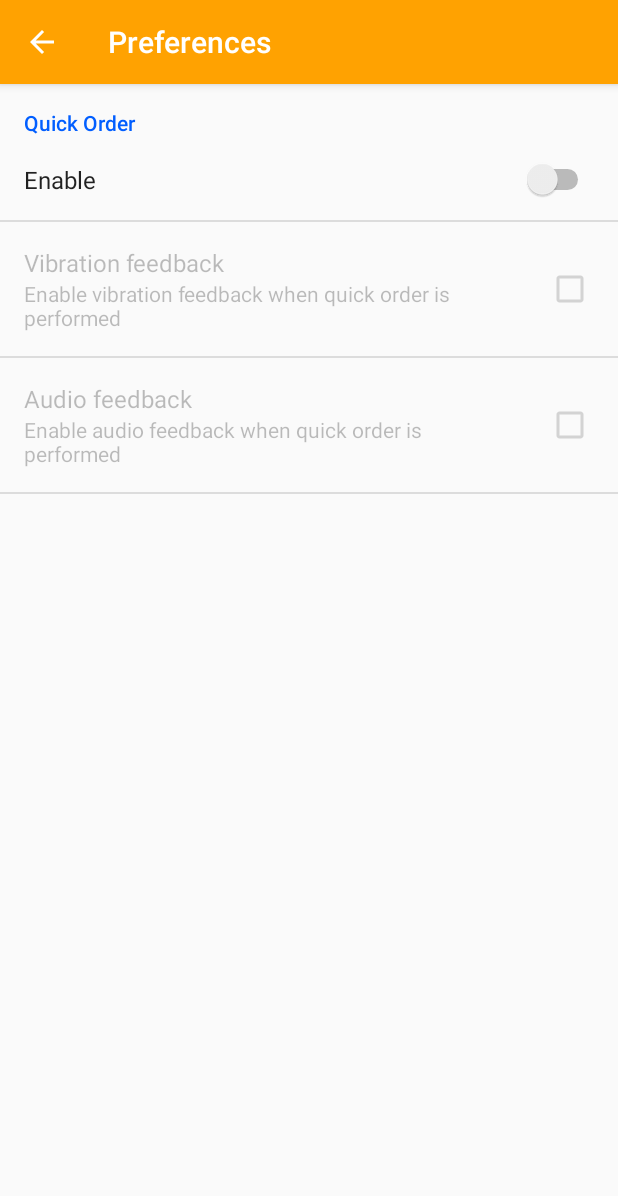
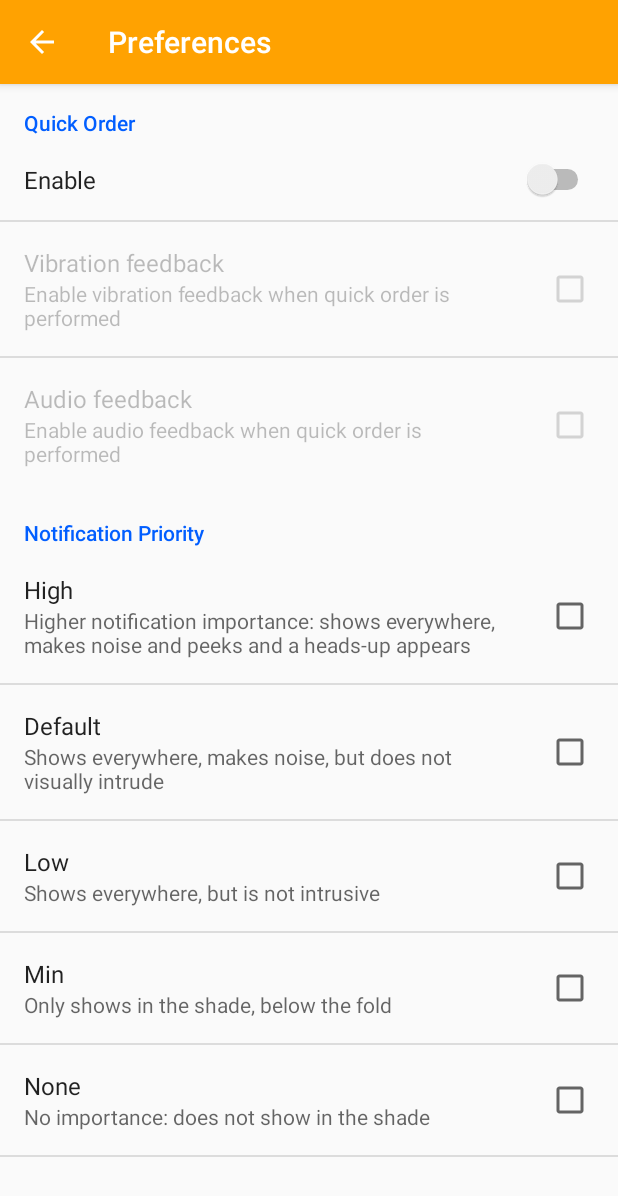
Before and after one commit to mcgo-ihm/android-native, an Android app: the screen it shows after launch (UserSettingsActivity), after a tap on "Preferences", on a phone screen of 412 x 824 dp. Shown: the top 1196 px of the screen. Run offline under Robolectric (Android 15) with nearby library versions, the phone set to English and light mode, and no system bars; pictures from the network do not load.

Commit message:
Notification preferences

```diff
--- a/McGo/app/src/main/AndroidManifest.xml
+++ b/McGo/app/src/main/AndroidManifest.xml
@@ -88,6 +88,12 @@
                 android:name="android.support.PARENT_ACTIVITY"
                 android:value=".items.ItemsActivity" />
         </activity>
+        <activity
+            android:name=".notification.NotificationActivity"
+            android:excludeFromRecents="true"
+            android:taskAffinity="">
+
+        </activity>
     </application>
 
 </manifest>
--- a/McGo/app/src/main/java/fr/polytech/si5/mcgo/QuickOrderPropertyActivity.java
+++ b/McGo/app/src/main/java/fr/polytech/si5/mcgo/QuickOrderPropertyActivity.java
@@ -15,8 +15,8 @@ import android.support.design.widget.Snackbar;
 import android.support.v7.app.AppCompatActivity;
 import android.view.ViewGroup;
 
-import fr.polytech.si5.mcgo.data.Sensors;
-import fr.polytech.si5.mcgo.data.UserSettings;
+import fr.polytech.si5.mcgo.data.Constants.Sensors;
+import fr.polytech.si5.mcgo.data.Constants.UserSettings;
 import fr.polytech.si5.mcgo.data.local.ItemsDataSource;
 import fr.polytech.si5.mcgo.sensors.ShakeDetector;
 
--- a/McGo/app/src/main/java/fr/polytech/si5/mcgo/data/UserSettings.java
+++ /dev/null
@@ -1,10 +0,0 @@
-package fr.polytech.si5.mcgo.data;
-
-public interface UserSettings {
-
-    String USER_PREFERENCES = "Preferences";
-    String QUICK_ORDER_ENABLE = "quickOrderEnable";
-    String QUICK_ORDER_VIBRATION_FEEDBACK = "quickOrderVibrationFeedback";
-    String QUICK_ORDER_AUDIO_FEEDBACK = "quickOrderAudioFeedback";
-
-}
--- a/McGo/app/src/main/java/fr/polytech/si5/mcgo/data/local/DataSource.java
+++ b/McGo/app/src/main/java/fr/polytech/si5/mcgo/data/local/DataSource.java
@@ -29,5 +29,4 @@ public final class DataSource {
         RESTAURANT_5.setLatitude(43.6184772);
         RESTAURANT_5.setLongitude(7.0756282);
     }
-
 }
--- a/McGo/app/src/main/java/fr/polytech/si5/mcgo/settings/UserSettingsFragment.java
+++ b/McGo/app/src/main/java/fr/polytech/si5/mcgo/settings/UserSettingsFragment.java
@@ -5,24 +5,61 @@ import android.content.Context;
 import android.content.SharedPreferences;
 import android.os.Bundle;
 import android.preference.CheckBoxPreference;
+import android.preference.Preference;
 import android.preference.PreferenceFragment;
 import android.preference.SwitchPreference;
 import android.support.v7.widget.Toolbar;
 import android.view.MenuItem;
 
+import java.util.ArrayList;
+import java.util.List;
+
 import fr.polytech.si5.mcgo.R;
-import fr.polytech.si5.mcgo.data.UserSettings;
+import fr.polytech.si5.mcgo.data.Constants.UserSettings;
 
 public class UserSettingsFragment extends PreferenceFragment {
 
     private SharedPreferences prefs;
     private Activity activity;
+    private List<CheckBoxPreference> checkBoxPreferences;
+    private Preference.OnPreferenceClickListener clickListener;
+    private Preference.OnPreferenceChangeListener changeListener;
+    //private ListPreference mNotificationPrioritiesListPreference;
 
     @Override
     public void onCreate(Bundle savedInstanceState) {
         super.onCreate(savedInstanceState);
-        int xmlId = R.xml.user_settings_preferences;
-        addPreferencesFromResource(xmlId);
+        int xmlPref = R.xml.user_settings_preferences;
+        addPreferencesFromResource(xmlPref);
+        //mNotificationPrioritiesListPreference = (ListPreference) getPreferenceScreen().findPreference(UserSettings.NOTIFICATION_PRIORITY_LIST_KEY);
+        checkBoxPreferences = new ArrayList<>();
+
+        clickListener = new Preference.OnPreferenceClickListener() {
+            @Override
+            public boolean onPreferenceClick(Preference preference) {
+                for (CheckBoxPreference cbp : checkBoxPreferences) {
+                    if (!cbp.getKey().equals(preference.getKey()) && cbp.isChecked()) {
+                        cbp.setChecked(false);
+                    }
+
+                    if (cbp.getKey().equals(preference.getKey()) && !cbp.isChecked()) {
+                        cbp.setChecked(true);
+                    }
+                }
+                return true;
+            }
+        };
+
+        changeListener = new Preference.OnPreferenceChangeListener() {
+            @Override
+            public boolean onPreferenceChange(Preference preference, Object newValue) {
+                if ((Boolean) newValue) {
+                    prefs.edit().putString(UserSettings.NOTIFICATION_PRIORITY_VALUE, preference.getKey()).apply();
+                }
+
+                return true;
+            }
+        };
     }
 
     @Override
@@ -35,7 +72,7 @@ public class UserSettingsFragment extends PreferenceFragment {
 
     private void setTitle() {
         String title = getString(R.string.preferences_activity_label);
-        Toolbar toolbar = ((Toolbar) getActivity().findViewById(R.id.toolbar));
+        Toolbar toolbar = getActivity().findViewById(R.id.toolbar);
 
         if (toolbar != null) {
             toolbar.setTitle(title);
@@ -58,7 +95,6 @@ public class UserSettingsFragment extends PreferenceFragment {
 
         // Quick Order enable
         final SwitchPreference quickOrderSwitchPreference = (SwitchPreference) findPreference("main");
-
         if (quickOrderSwitchPreference != null) {
             quickOrderSwitchPreference.setOnPreferenceChangeListener((preference, newValue) -> {
                 prefs.edit().putBoolean(UserSettings.QUICK_ORDER_ENABLE, (Boolean) newValue).apply();
@@ -83,5 +119,26 @@ public class UserSettingsFragment extends PreferenceFragment {
                 return true;
             });
         }
+
+        // Notification Priorities
+
+        final CheckBoxPreference highPriority = (CheckBoxPreference) findPreference("High");
+        final CheckBoxPreference defaultPriority = (CheckBoxPreference) findPreference("Default");
+        final CheckBoxPreference lowPriority = (CheckBoxPreference) findPreference("Low");
+        final CheckBoxPreference minPriority = (CheckBoxPreference) findPreference("Min");
+        final CheckBoxPreference nonePriority = (CheckBoxPreference) findPreference("None");
+
+        if (checkBoxPreferences.isEmpty()) {
+            checkBoxPreferences.add(highPriority);
+            checkBoxPreferences.add(defaultPriority);
+            checkBoxPreferences.add(lowPriority);
+            checkBoxPreferences.add(minPriority);
+            checkBoxPreferences.add(nonePriority);
+        }
+
+        for (CheckBoxPreference cbp : checkBoxPreferences) {
+            cbp.setOnPreferenceChangeListener(changeListener);
+            cbp.setOnPreferenceClickListener(clickListener);
+        }
     }
 }
--- /dev/null
+++ b/McGo/app/src/main/res/values/arrays.xml
@@ -0,0 +1,20 @@
+<?xml version="1.0" encoding="utf-8"?>
+<resources>
+
+    <string-array name="notification_priorities">notification_priorities_values
+        <item>@string/preferences_notification_high_priority_title</item>
+        <item>@string/preferences_notification_default_priority_title</item>
+        <item>@string/preferences_notification_low_priority_title</item>
+        <item>@string/preferences_notification_min_priority_title</item>
+        <item>@string/preferences_notification_none_priority_title</item>
+    </string-array>
+
+    <string-array name="notification_priorities_values">
+        <item>@string/preferences_notification_high_priority_summary</item>
+        <item>@string/preferences_notification_default_priority_summary</item>
+        <item>@string/preferences_notification_low_priority_summary</item>
+        <item>@string/preferences_notification_min_priority_summary</item>
+        <item>@string/preferences_notification_none_priority_summary</item>
+    </string-array>
+
+</resources>
--- a/McGo/app/src/main/res/values/strings.xml
+++ b/McGo/app/src/main/res/values/strings.xml
@@ -49,6 +49,18 @@
     <string name="preferences_quick_order_main_first_dependant_summary">Enable vibration feedback when quick order is performed</string>
     <string name="preferences_quick_order_main_second_dependant_title">Audio feedback</string>
     <string name="preferences_quick_order_main_second_dependant_summary">Enable audio feedback when quick order is performed</string>
+    <string name="preferences_notification_priority_title">Notification Priority</string>
+    <string name="preferences_notification_priority_summary">Change the notification priority according to your preferences</string>
+    <string name="preferences_notification_high_priority_title">High</string>
+    <string name="preferences_notification_high_priority_summary">Higher notification importance: shows everywhere, makes noise and peeks and a heads-up appears</string>
+    <string name="preferences_notification_default_priority_title">Default</string>
+    <string name="preferences_notification_default_priority_summary">Shows everywhere, makes noise, but does not visually intrude</string>
+    <string name="preferences_notification_low_priority_title">Low</string>
+    <string name="preferences_notification_low_priority_summary">Shows everywhere, but is not intrusive</string>
+    <string name="preferences_notification_min_priority_title">Min</string>
+    <string name="preferences_notification_min_priority_summary">Only shows in the shade, below the fold</string>
+    <string name="preferences_notification_none_priority_title">None</string>
+    <string name="preferences_notification_none_priority_summary">No importance: does not show in the shade</string>
 
     <!-- Notifications -->
     <string name="notification_channel_name">BuzzerChannel</string>
--- a/McGo/app/src/main/res/xml/user_settings_preferences.xml
+++ b/McGo/app/src/main/res/xml/user_settings_preferences.xml
@@ -25,6 +25,38 @@
             android:title="@string/preferences_quick_order_main_second_dependant_title" />
     </PreferenceCategory>
 
-    <!--Any other categories include here-->
+    <PreferenceCategory
+        android:layout_width="match_parent"
+        android:layout_height="match_parent"
+        android:key="notification_priority_preferences"
+        android:summary="@string/preferences_notification_priority_summary"
+        android:title="@string/preferences_notification_priority_title">
+        <!--<ListPreference
+            android:defaultValue="0"
+            android:entries="@array/notification_priorities"
+            android:entryValues="@array/notification_priorities_values"
+            android:key="notificationPriorities"
+            android:title="Pick a priority" />-->
+        <CheckBoxPreference
+            android:key="@string/preferences_notification_high_priority_title"
+            android:summary="@string/preferences_notification_high_priority_summary"
+            android:title="@string/preferences_notification_high_priority_title" />
+        <CheckBoxPreference
+            android:key="@string/preferences_notification_default_priority_title"
+            android:summary="@string/preferences_notification_default_priority_summary"
+            android:title="@string/preferences_notification_default_priority_title" />
+        <CheckBoxPreference
+            android:key="@string/preferences_notification_low_priority_title"
+            android:summary="@string/preferences_notification_low_priority_summary"
+            android:title="@string/preferences_notification_low_priority_title" />
+        <CheckBoxPreference
+            android:key="@string/preferences_notification_min_priority_title"
+            android:summary="@string/preferences_notification_min_priority_summary"
+            android:title="@string/preferences_notification_min_priority_title" />
+        <CheckBoxPreference
+            android:key="@string/preferences_notification_none_priority_title"
+            android:summary="@string/preferences_notification_none_priority_summary"
+            android:title="@string/preferences_notification_none_priority_title" />
+    </PreferenceCategory>
 
 </PreferenceScreen>
```
Also changed, not shown: McGo/app/build.gradle (+20 -20 lines), McGo/app/src/main/java/fr/polytech/si5/mcgo/data/Constants.java (+69 -0 lines), McGo/app/src/main/java/fr/polytech/si5/mcgo/data/Order.java (+11 -0 lines), McGo/app/src/main/java/fr/polytech/si5/mcgo/data/Sensors.java (deleted, +0 -17 lines), McGo/app/src/main/java/fr/polytech/si5/mcgo/sensors/GPSTracker.java (+38 -32 lines), McGo/app/src/main/java/fr/polytech/si5/mcgo/utils/OrderUtils.java (+13 -0 lines), McGo/build.gradle (+5 -5 lines).
